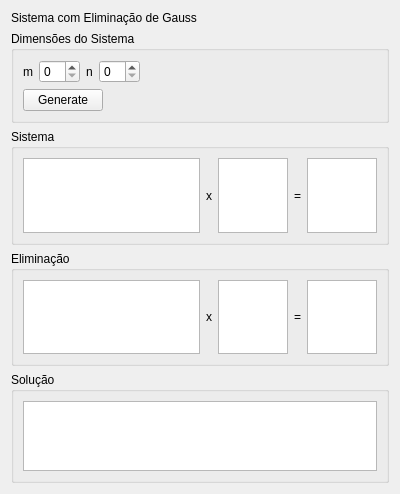
Old version of the form Algebra/Matrix01/gauss_tab.ui in the repository RicardoBusta/Doutorado.
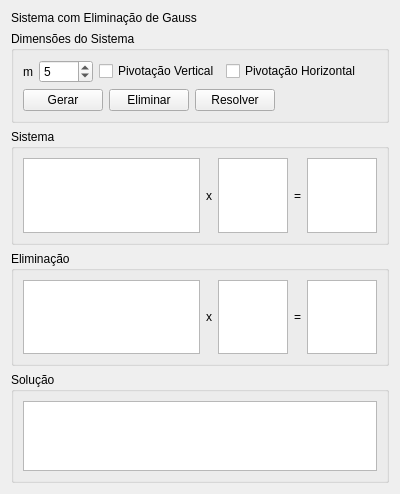
New version of the form.

The edit to the form file:
```diff
--- a/Algebra/Matrix01/gauss_tab.ui
+++ b/Algebra/Matrix01/gauss_tab.ui
@@ -37,17 +37,31 @@
          </widget>
         </item>
         <item>
-         <widget class="QSpinBox" name="m_spinBox"/>
+         <widget class="QSpinBox" name="m_spinBox">
+          <property name="minimum">
+           <number>1</number>
+          </property>
+          <property name="maximum">
+           <number>9999</number>
+          </property>
+          <property name="value">
+           <number>5</number>
+          </property>
+         </widget>
         </item>
         <item>
-         <widget class="QLabel" name="label_7">
+         <widget class="QCheckBox" name="vert_checkBox">
           <property name="text">
-           <string>n</string>
+           <string>Pivotação Vertical</string>
           </property>
          </widget>
         </item>
         <item>
-         <widget class="QSpinBox" name="n_spinBox"/>
+         <widget class="QCheckBox" name="horz_checkBox">
+          <property name="text">
+           <string>Pivotação Horizontal</string>
+          </property>
+         </widget>
         </item>
         <item>
          <spacer name="horizontalSpacer">
@@ -69,7 +83,21 @@
         <item>
          <widget class="QPushButton" name="gen_pushButton">
           <property name="text">
-           <string>Generate</string>
+           <string>Gerar</string>
+          </property>
+         </widget>
+        </item>
+        <item>
+         <widget class="QPushButton" name="eli_pushButton">
+          <property name="text">
+           <string>Eliminar</string>
+          </property>
+         </widget>
+        </item>
+        <item>
+         <widget class="QPushButton" name="sol_pushButton">
+          <property name="text">
+           <string>Resolver</string>
           </property>
          </widget>
         </item>
```
Left out of the diff: 18 changed lines with no effect on the pictures.
